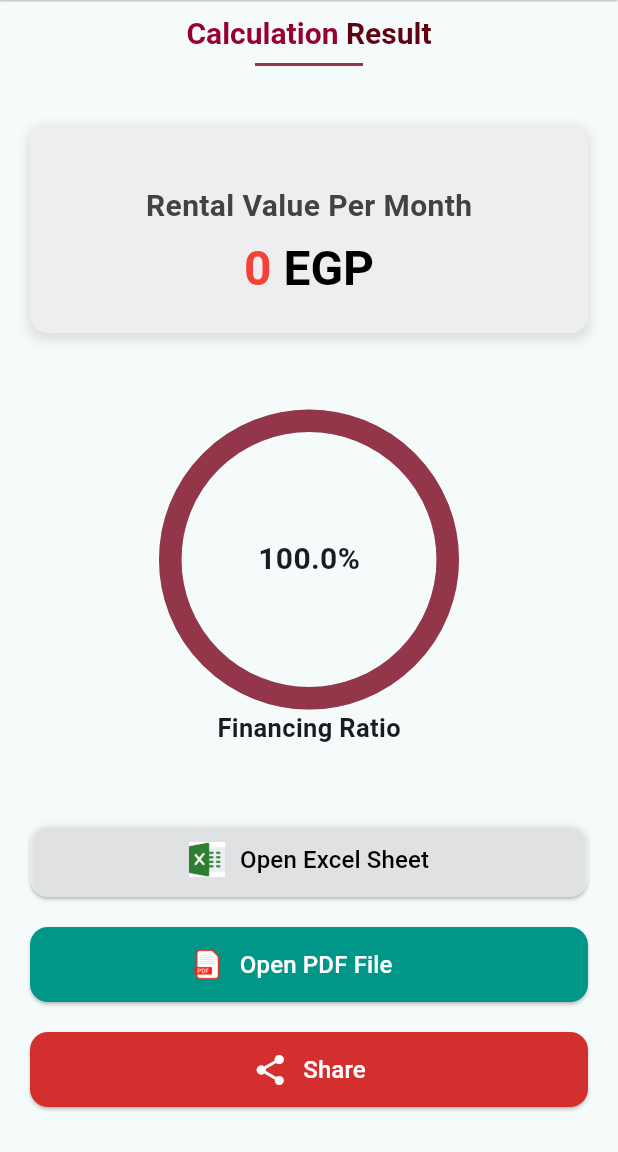
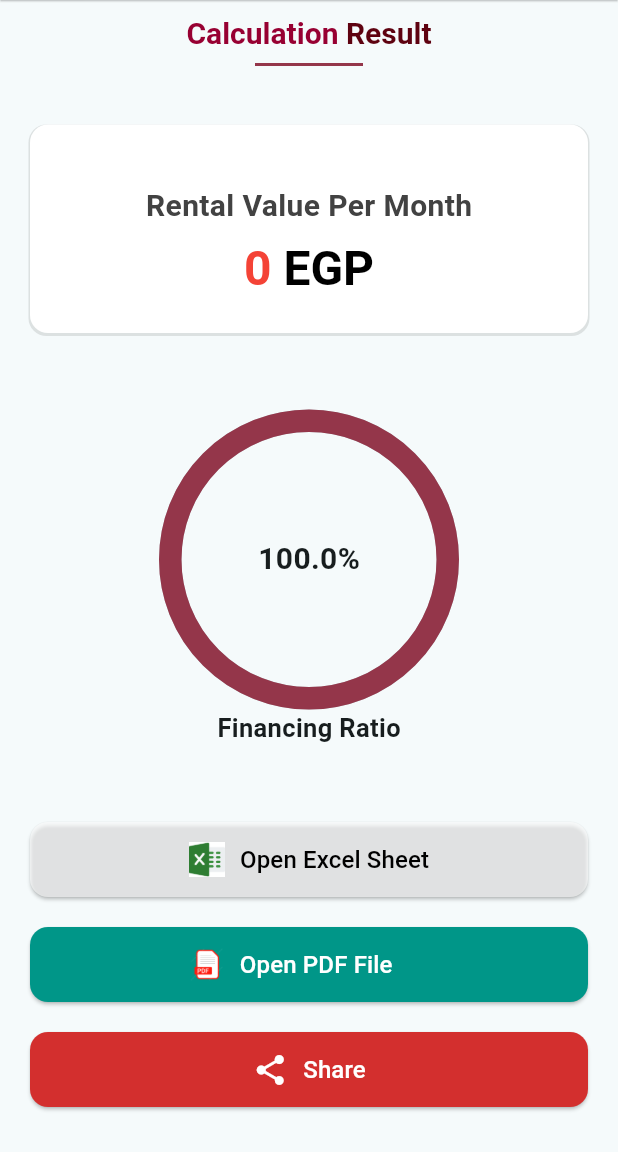
Before and after one commit to Amortization-Calculator/amortization-calculator-app, a Flutter app: the ResultScreen screen opened by its route, on a phone screen of 412 x 824 dp, the part 84-1236 px from its top. Run offline on Flutter 3.47's test engine with Material 3 defaults, Android fonts, the phone set to English and light mode, and no system bars; drawn by our look-alikes of percent_indicator; our stand-ins replace connectivity_plus, get, share_plus, shared_preferences; missing offline and left inert: finance_updated, open_file_plus; accounts and stored records are empty.

```diff
--- a/lib/features/leasing/screens/result_screen.dart
+++ b/lib/features/leasing/screens/result_screen.dart
@@ -153,14 +153,13 @@ class _ResultScreenState extends State<ResultScreen> {
               width: double.infinity,
               constraints: const BoxConstraints(maxWidth: 600),
               decoration: BoxDecoration(
-                color: Colors.grey[200],
+                color: Colors.white,
                 borderRadius: BorderRadius.circular(12.0),
                 boxShadow: [
                   BoxShadow(
                     color: Colors.black.withOpacity(0.1),
-                    spreadRadius: 2,
-                    blurRadius: 5,
-                    offset: const Offset(0, 3),
+                    spreadRadius: 1,
+                    offset: const Offset(0, 1),
                   ),
                 ],
               ),
```
Also changed, not shown: lib/features/mortgage/widgets/result_widget.dart (added, +74 -0 lines).
